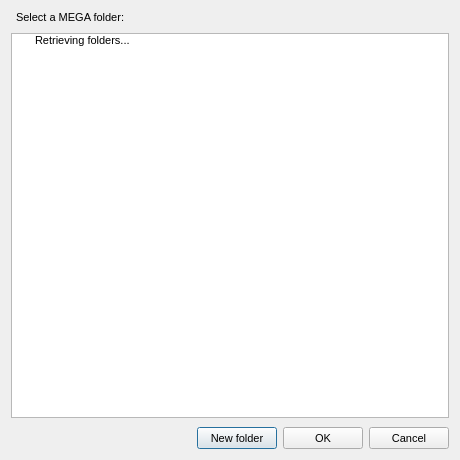
This is Source/MEGASync/gui/NodeSelector.ui in meganz/MEGAsync as Qt 5 draws it before an edit. The edited form follows.
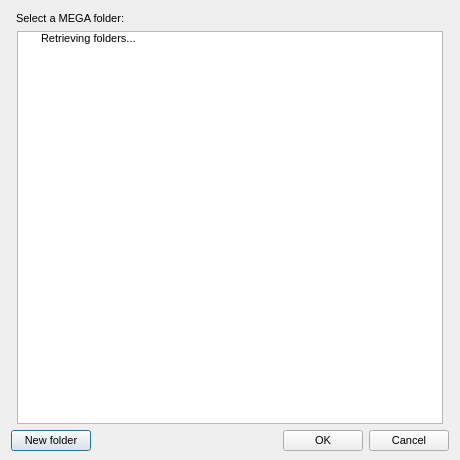
This is the edited form.

```diff
--- a/Source/MEGASync/gui/NodeSelector.ui
+++ b/Source/MEGASync/gui/NodeSelector.ui
@@ -36,10 +36,10 @@
 height: 16px;
 }
 
-QPushButton
+#tMegaFolders
 {
-    min-height: 14px;
-	height: 14px;
+    margin-left: 6px;
+    margin-right: 6px;
 }
 </string>
   </property>
@@ -47,7 +47,10 @@
    <bool>true</bool>
   </property>
   <layout class="QVBoxLayout" name="verticalLayout">
-   <property name="spacing">
+   <property name="topMargin">
+    <number>12</number>
+   </property>
+   <property name="bottomMargin">
     <number>9</number>
    </property>
    <item>
@@ -96,13 +99,29 @@
      <property name="maximumSize">
       <size>
        <width>16777215</width>
-       <height>26</height>
+       <height>16777215</height>
       </size>
      </property>
      <layout class="QHBoxLayout" name="horizontalLayout">
       <property name="margin">
        <number>0</number>
       </property>
+      <property name="topMargin">
+       <number>0</number>
+      </property>
+      <property name="rightMargin">
+       <number>0</number>
+      </property>
+      <property name="bottomMargin">
+       <number>0</number>
+      </property>
+      <item>
+       <widget class="QPushButton" name="bNewFolder">
+        <property name="text">
+         <string>New folder</string>
+        </property>
+       </widget>
+      </item>
       <item>
        <spacer name="horizontalSpacer">
         <property name="orientation">
@@ -116,13 +135,6 @@
         </property>
        </spacer>
       </item>
-      <item>
-       <widget class="QPushButton" name="bNewFolder">
-        <property name="text">
-         <string>New folder</string>
-        </property>
-       </widget>
-      </item>
       <item>
        <widget class="QPushButton" name="bOk">
         <property name="text">
```
Left out of the diff: 5 changed lines with no effect on the pictures.
